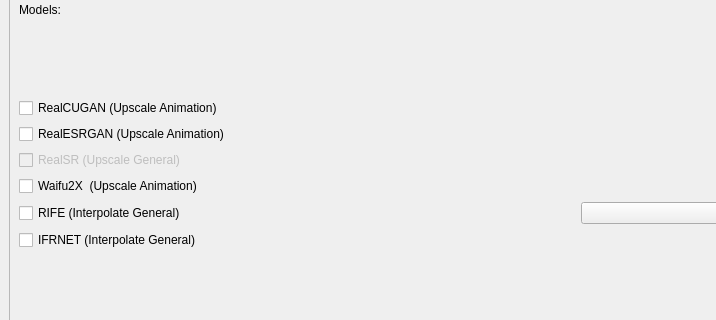
Above: src/getModels/SelectAI.ui from TNTwise/REAL-Video-Enhancer before the change; both pictures show x 0 to 716 and y 91 to 411 of the 1155 by 645 pixel window. Below: the same form after it.
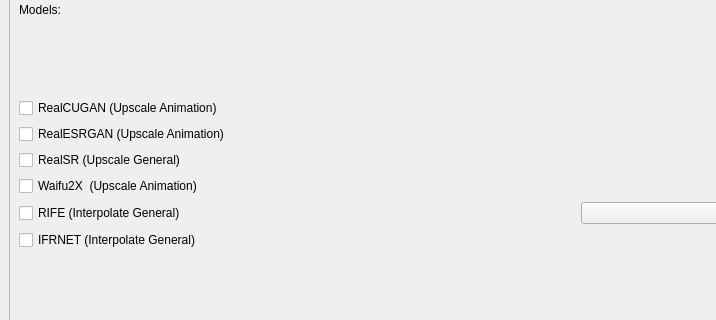
That is the form after the change.

```diff
--- a/src/getModels/SelectAI.ui
+++ b/src/getModels/SelectAI.ui
@@ -88,7 +88,7 @@
          <item row="6" column="0">
           <widget class="QCheckBox" name="checkBox">
            <property name="enabled">
-            <bool>false</bool>
+            <bool>true</bool>
            </property>
            <property name="text">
             <string>RealSR (Upscale General)</string>
```
